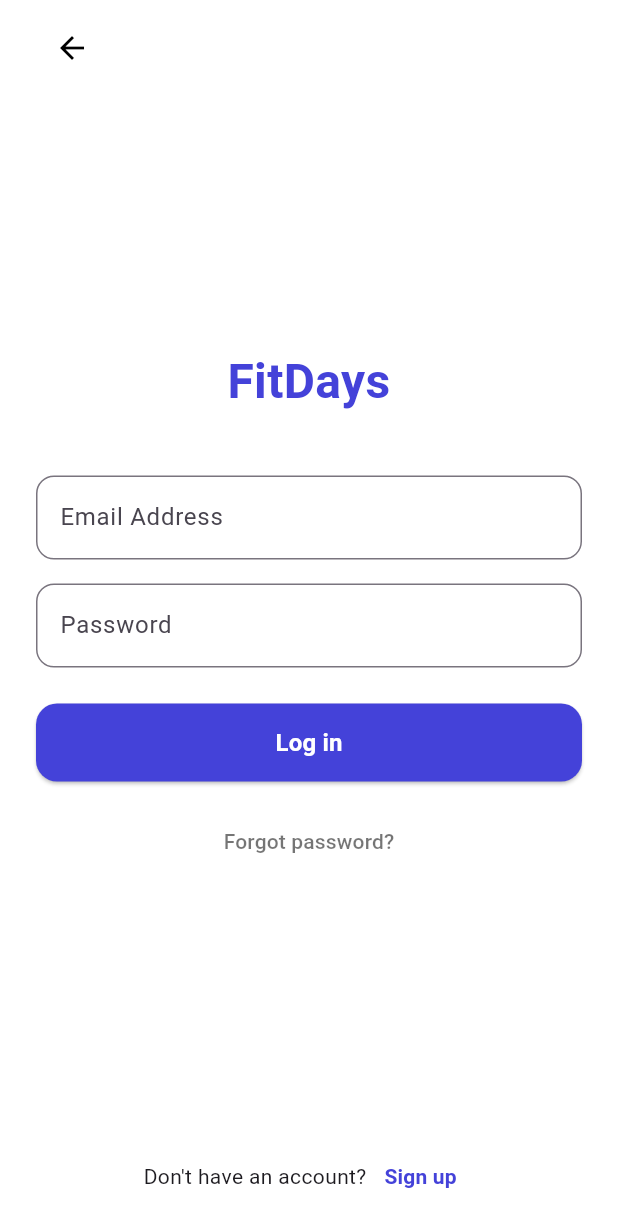
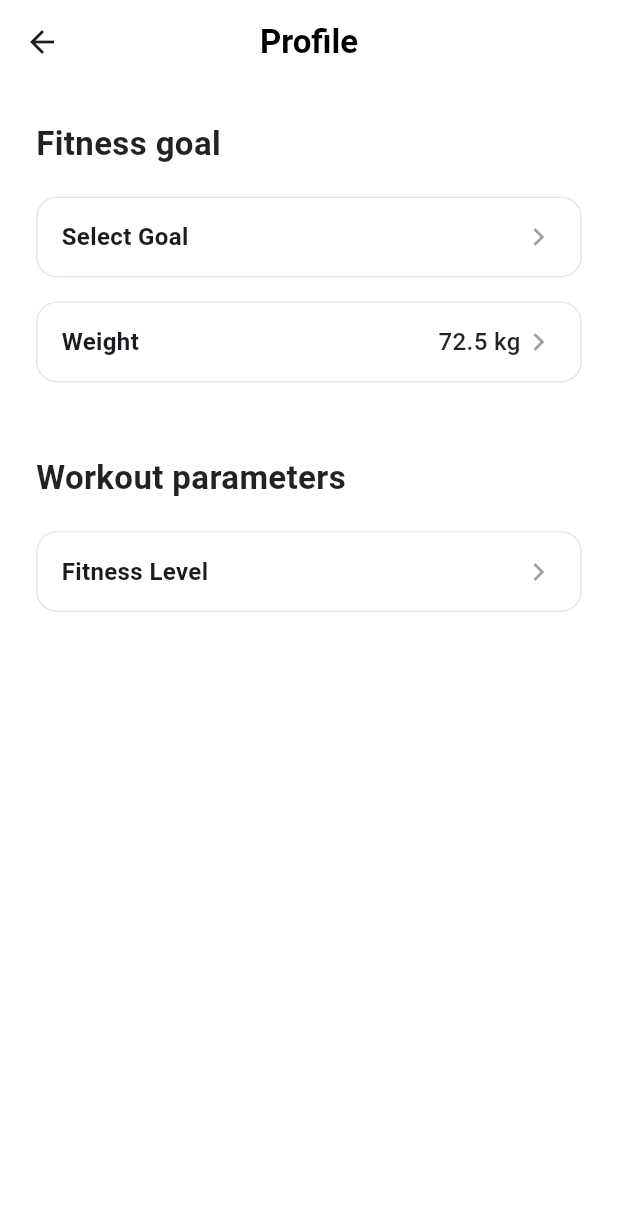
Before and after one commit to Dreidr/FitDays, a Flutter app: the LoginScreen screen opened directly, after a tap on "Log in", on a phone screen of 412 x 824 dp. Shown: the top 1227 px of the screen. Run offline on Flutter 3.47's test engine with Material 3 defaults, Android fonts, the phone set to English and light mode, and no system bars.

Commit message:
menu widgets added, profile setup screen created

```diff
--- /dev/null
+++ b/mobile/lib/core/widgets/bottom_sheet_dropdown.dart
@@ -0,0 +1,157 @@
+import 'package:flutter/material.dart';
+
+class BottomSheetDropdown extends StatelessWidget {
+  const BottomSheetDropdown({
+    super.key,
+    required this.placeholder,
+    required this.value,
+    required this.options,
+    required this.onChanged,
+    this.icon = Icons.chevron_right,
+  });
+
+  final String placeholder;
+  final String? value;
+  final List<String> options;
+  final ValueChanged<String> onChanged;
+  final IconData icon;
+
+  @override
+  Widget build(BuildContext context) {
+    return Column(
+      crossAxisAlignment: CrossAxisAlignment.start,
+      children: [
+        const SizedBox(height: 8),
+        InkWell(
+          borderRadius: BorderRadius.circular(12),
+          onTap: () async {
+            final selected = await _showPicker(context);
+            if (selected != null) onChanged(selected);
+          },
+          child: Container(
+            padding: const EdgeInsets.symmetric(horizontal: 16, vertical: 14),
+            decoration: BoxDecoration(
+              color: Colors.white,
+              borderRadius: BorderRadius.circular(14),
+              border: Border.all(color: const Color(0xFFE6E6E6)),
+            ),
+
+            child: Row(
+              children: [
+                Expanded(
+                  child: Text(
+                    value ?? placeholder,
+                    style: const TextStyle(
+                      fontSize: 16,
+                      fontWeight: FontWeight.w600,
+                    ),
+                  ),
+                ),
+                const Icon(Icons.chevron_right, color: Colors.black38),
+              ],
+            ),
+          ),
+        ),
+      ],
+    );
+  }
+
+  Future<String?> _showPicker(BuildContext context) async {
+    String? temp = value;
+
+    return showModalBottomSheet<String>(
+      context: context,
+      isScrollControlled: true,
+      backgroundColor: Colors.white,
+      shape: const RoundedRectangleBorder(
+        borderRadius: BorderRadius.vertical(top: Radius.circular(18)),
+      ),
+      builder: (context) {
+        return SafeArea(
+          child: Padding(
+            padding: const EdgeInsets.fromLTRB(16, 12, 16, 16),
+            child: Column(
+              mainAxisSize: MainAxisSize.min,
+              children: [
+                // top grabber
+                Container(
+                  width: 40,
+                  height: 4,
+                  decoration: BoxDecoration(
+                    color: Colors.black12,
+                    borderRadius: BorderRadius.circular(99),
+                  ),
+                ),
+                const SizedBox(height: 12),
+
+                Row(
+                  children: [
+                    const SizedBox(width: 12),
+                    Expanded(
+                      child: Text(
+                        temp ?? placeholder,
+                        style: TextStyle(
+                          fontSize: 20,
+                          fontWeight: FontWeight.w700,
+                        ),
+                      ),
+                    ),
+                    TextButton(
+                      onPressed: () => Navigator.pop(context, temp),
+                      child: const Text(
+                        "Done",
+                        style: TextStyle(
+                          fontSize: 20,
+                          fontWeight: FontWeight.w700,
+                          color: Color(0xFF4442D9),
+                        ),
+                      ),
+                    ),
+                  ],
+                ),
+                const SizedBox(height: 8),
+
+                // options
+                Flexible(
+                  child: ListView.builder(
+                    shrinkWrap: true,
+                    itemCount: options.length,
+                    itemBuilder: (context, index) {
+                      final item = options[index];
+                      final isSelected = item == temp;
+
+                      return ListTile(
+                        contentPadding:
+                            EdgeInsets.zero, // remove default padding
+                        title: Center(
+                          child: Text(
+                            item,
+                            textAlign: TextAlign.center,
+                            style: const TextStyle(
+                              fontSize: 16,
+                              fontWeight: FontWeight.w500,
+                            ),
+                          ),
+                        ),
+                        trailing: isSelected
+                            ? const Icon(Icons.check, color: Color(0xFF4442D9))
+                            : null,
+                        onTap: () {
+                          temp = item;
+                          // rebuild bottom sheet
+                          (context as Element).markNeedsBuild();
+                        },
+                      );
+                    },
+                  ),
+                ),
+
+                const SizedBox(height: 12),
+              ],
+            ),
+          ),
+        );
+      },
+    );
+  }
+}
--- /dev/null
+++ b/mobile/lib/core/widgets/bottom_sheet_slider.dart
@@ -0,0 +1,209 @@
+import 'package:flutter/material.dart';
+
+class BottomSheetSlider extends StatelessWidget {
+  final String placeholder;
+  final String unit;
+  final double value;
+  final double min;
+  final double max;
+  final int divisions;
+  final ValueChanged<double> onChanged;
+
+  const BottomSheetSlider({
+    super.key,
+    required this.placeholder,
+    required this.unit,
+    required this.value,
+    required this.min,
+    required this.max,
+    required this.divisions,
+    required this.onChanged,
+  });
+
+  @override
+  Widget build(BuildContext context) {
+    return InkWell(
+      borderRadius: BorderRadius.circular(14),
+      onTap: () async {
+        final selected = await showModalBottomSheet<double>(
+          context: context,
+          isScrollControlled: true,
+          backgroundColor: Colors.white,
+          shape: const RoundedRectangleBorder(
+            borderRadius: BorderRadius.vertical(top: Radius.circular(20)),
+          ),
+          builder: (_) => _SliderSheet(
+            title: placeholder,
+            unit: unit,
+            startValue: value,
+            min: min,
+            max: max,
+            divisions: divisions,
+          ),
+        );
+
+        if (selected != null) onChanged(selected);
+      },
+      child: Container(
+        padding: const EdgeInsets.symmetric(horizontal: 16, vertical: 14),
+        decoration: BoxDecoration(
+          color: Colors.white,
+          borderRadius: BorderRadius.circular(14),
+          border: Border.all(color: const Color(0xFFE6E6E6)),
+        ),
+
+        child: Row(
+          children: [
+            Expanded(
+              child: Text(
+                placeholder,
+                style: const TextStyle(
+                  fontSize: 16,
+                  fontWeight: FontWeight.w600,
+                ),
+              ),
+            ),
+            Text(
+              "${value.toStringAsFixed(1)} $unit",
+              style: const TextStyle(
+                fontSize: 16,
+                fontWeight: FontWeight.w500,
+                color: Colors.black87,
+              ),
+            ),
+
+            const Icon(Icons.chevron_right, color: Colors.black38),
+          ],
+        ),
+      ),
+    );
+  }
+}
+
+class _SliderSheet extends StatefulWidget {
+  final String title;
+  final String unit;
+  final double startValue;
+  final double min;
+  final double max;
+  final int divisions;
+
+  const _SliderSheet({
+    required this.title,
+    required this.unit,
+    required this.startValue,
+    required this.min,
+    required this.max,
+    required this.divisions,
+  });
+
+  @override
+  State<_SliderSheet> createState() => _SliderSheetState();
+}
+
+class _SliderSheetState extends State<_SliderSheet> {
+  late double temp;
+
+  @override
+  void initState() {
+    super.initState();
+    temp = widget.startValue;
+  }
+
+  @override
+  Widget build(BuildContext context) {
+    final purple = const Color(0xFF4442D9);
+
+    return SafeArea(
+      child: Padding(
+        padding: EdgeInsets.only(
+          left: 20,
+          right: 20,
+          top: 14,
+          bottom: 20 + MediaQuery.of(context).viewInsets.bottom,
+        ),
+        child: Column(
+          mainAxisSize: MainAxisSize.min,
+          children: [
+            // header row
+            Row(
+              children: [
+                Expanded(
+                  child: Padding(
+                    padding: const EdgeInsets.only(
+                      left: 4,
+                    ), // space before title
+                    child: Text(
+                      widget.title,
+                      style: const TextStyle(
+                        fontSize: 20,
+                        fontWeight: FontWeight.w700,
+                      ),
+                    ),
+                  ),
+                ),
+                TextButton(
+                  onPressed: () => Navigator.pop(context, temp),
+                  child: Text(
+                    "Done",
+                    style: TextStyle(
+                      fontSize: 18,
+                      fontWeight: FontWeight.w800, // <- heavier DONE
+                      color: purple,
+                    ),
+                  ),
+                ),
+              ],
+            ),
+
+            const SizedBox(height: 20),
+
+            // big value
+            Text(
+              "${temp.toStringAsFixed(1)} ${widget.unit}",
+              style: const TextStyle(fontSize: 40, fontWeight: FontWeight.w800),
+            ),
+
+            const SizedBox(height: 14),
+
+            // slider theme (FitDays vibe)
+            SliderTheme(
+              data: SliderTheme.of(context).copyWith(
+                activeTrackColor: purple,
+                inactiveTrackColor: purple.withOpacity(0.2),
+                trackHeight: 6,
+                thumbColor: purple,
+                overlayColor: purple.withOpacity(0.15),
+                thumbShape: const RoundSliderThumbShape(enabledThumbRadius: 12),
+              ),
+              child: Slider(
+                value: temp.clamp(widget.min, widget.max),
+                min: widget.min,
+                max: widget.max,
+                divisions: widget.divisions,
+                onChanged: (v) => setState(() => temp = v),
+              ),
+            ),
+
+            const SizedBox(height: 8),
+
+            // range hint
+            Row(
+              mainAxisAlignment: MainAxisAlignment.spaceBetween,
+              children: [
+                Text(
+                  "${widget.min.toStringAsFixed(0)} ${widget.unit}",
+                  style: const TextStyle(color: Colors.black45),
+                ),
+                Text(
+                  "${widget.max.toStringAsFixed(0)} ${widget.unit}",
+                  style: const TextStyle(color: Colors.black45),
+                ),
+              ],
+            ),
+          ],
+        ),
+      ),
+    );
+  }
+}
--- a/mobile/lib/features/auth/login_screen.dart
+++ b/mobile/lib/features/auth/login_screen.dart
@@ -2,6 +2,7 @@
 import 'package:flutter/material.dart';
 import 'package:mobile/features/onboarding/launch_screen.dart';
 import 'package:mobile/features/auth/register_screen.dart';
+import 'package:mobile/features/onboarding/profile_setup.dart';
 
 
 class LoginScreen extends StatelessWidget {
@@ -82,7 +83,14 @@ class LoginScreen extends StatelessWidget {
               SizedBox(
                 height: 52,
                 child: ElevatedButton(
-                  onPressed: () {},
+                  onPressed: () {
+                      Navigator.push(
+                        context,
+                        MaterialPageRoute(
+                          builder: (context) => const ProfileSetupScreen(),
+                      ),
+                    );
+                    },
                   style: ElevatedButton.styleFrom(
                     backgroundColor: const Color(0xFF4442D9),
                     shape: RoundedRectangleBorder(
--- /dev/null
+++ b/mobile/lib/features/onboarding/profile_setup.dart
@@ -0,0 +1,104 @@
+import 'package:flutter/material.dart';
+import 'package:mobile/core/widgets/bottom_sheet_dropdown.dart';
+import 'package:mobile/core/widgets/bottom_sheet_slider.dart';
+
+class ProfileSetupScreen extends StatefulWidget {
+  const ProfileSetupScreen({super.key});
+
+  @override
+  State<ProfileSetupScreen> createState() => _ProfileSetupScreenState();
+}
+
+class _ProfileSetupScreenState extends State<ProfileSetupScreen> {
+  String? fitnessGoal;
+  String? fitnessLevel;
+  double weightKg = 72.5;
+
+  @override
+  Widget build(BuildContext context) {
+    return Scaffold(
+      backgroundColor: Colors.white,
+      appBar: AppBar(
+        backgroundColor: Colors.white,
+        elevation: 0,
+        centerTitle: true,
+        title: const Text(
+          "Profile",
+          style: TextStyle(color: Colors.black, fontWeight: FontWeight.w700),
+        ),
+      ),
+
+      body: Padding(
+        padding: const EdgeInsets.all(24),
+        child: Column(
+          crossAxisAlignment: CrossAxisAlignment.start,
+          children: [
+            const Text(
+              "Fitness goal",
+              style: TextStyle(
+                fontSize: 22,
+                fontWeight: FontWeight.w700,
+                color: Colors.black87,
+              ),
+            ),
+
+            const SizedBox(height: 12),
+
+            BottomSheetDropdown(
+              placeholder: "Select Goal",
+              value: fitnessGoal,
+              options: const [
+                "Lose weight",
+                "Build muscle",
+                "Maintain fitness",
+                "Improve endurance",
+                "Get stronger",
+              ],
+              onChanged: (val) {
+                setState(() => fitnessGoal = val);
+              },
+            ),
+
+            const SizedBox(height: 16),
+
+            BottomSheetSlider(
+              placeholder: "Weight",
+              unit: "kg",
+              value: weightKg,
+              min: 35,
+              max: 160,
+              divisions: 250, // 0.5kg steps if you want: (160-35)*2=250
+              onChanged: (v) => setState(() => weightKg = v),
+            ),
+
+            const SizedBox(height: 48),
+
+            const Text(
+              "Workout parameters",
+              style: TextStyle(
+                fontSize: 22,
+                fontWeight: FontWeight.w700,
+                color: Colors.black87,
+              ),
+            ),
+
+            const SizedBox(height: 12),
+
+            BottomSheetDropdown(
+              placeholder: "Fitness Level",
+              value: fitnessLevel,
+              options: const [
+                "Beginner",
+                "Intermediate",
+                "Advanced",
+              ],
+              onChanged: (val) {
+                setState(() => fitnessLevel = val);
+              },
+            ),
+          ],
+        ),
+      ),
+    );
+  }
+}
```
Also changed, not shown: mobile/lib/features/auth/register_screen.dart (+9 -1 lines).
